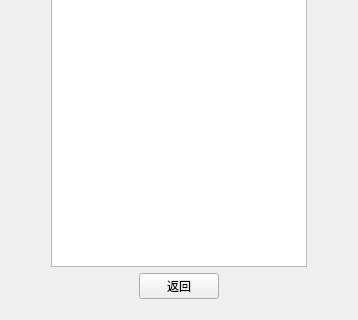
This is unpaidquery.ui in sg-first/Express-System as Qt 5 draws it before an edit; both pictures show x 0 to 358 and y 280 to 600 of the 358 by 600 pixel window. The edited form follows.
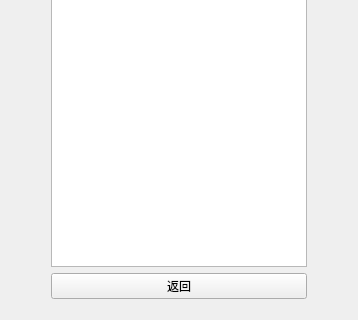
This is the edited form.

Commit message: 改进界面

Diff of the .ui file:
```diff
--- a/unpaidquery.ui
+++ b/unpaidquery.ui
@@ -104,6 +104,12 @@
        </item>
        <item>
         <widget class="QPushButton" name="pushButton">
+         <property name="sizePolicy">
+          <sizepolicy hsizetype="Minimum" vsizetype="Fixed">
+           <horstretch>1</horstretch>
+           <verstretch>0</verstretch>
+          </sizepolicy>
+         </property>
          <property name="text">
           <string>返回</string>
          </property>
```
The commit also changes 5 other files.
